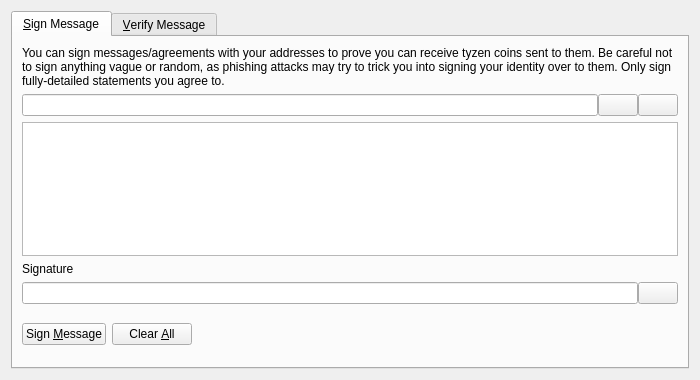
The window that src/qt/forms/signverifymessagedialog.ui (tyzen-tzn/tyzen) describes before a commit, drawn with Qt 5.
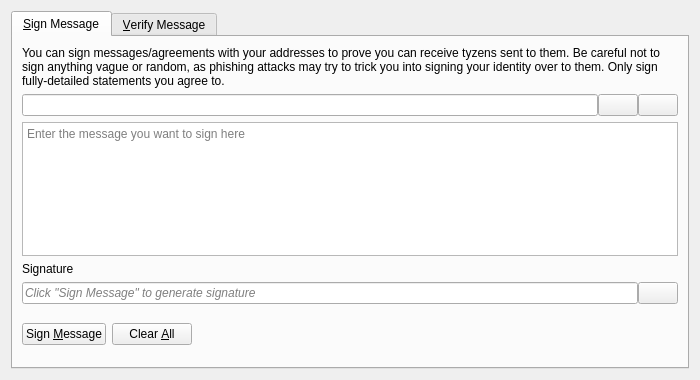
The same window after the commit. Icons and pictures are not drawn. Custom widgets are drawn as their Qt base class.

Patch:
```diff
--- a/src/qt/forms/signverifymessagedialog.ui
+++ b/src/qt/forms/signverifymessagedialog.ui
@@ -30,7 +30,7 @@
        <item>
         <widget class="QLabel" name="infoLabel_SM">
          <property name="text">
-          <string>You can sign messages/agreements with your addresses to prove you can receive tyzen coins sent to them. Be careful not to sign anything vague or random, as phishing attacks may try to trick you into signing your identity over to them. Only sign fully-detailed statements you agree to.</string>
+          <string>You can sign messages/agreements with your addresses to prove you can receive tyzens sent to them. Be careful not to sign anything vague or random, as phishing attacks may try to trick you into signing your identity over to them. Only sign fully-detailed statements you agree to.</string>
          </property>
          <property name="textFormat">
           <enum>Qt::PlainText</enum>
@@ -99,6 +99,9 @@
          <property name="toolTip">
           <string>Enter the message you want to sign here</string>
          </property>
+         <property name="placeholderText">
+          <string>Enter the message you want to sign here</string>
+         </property>
         </widget>
        </item>
        <item>
@@ -118,6 +121,9 @@
          </property>
          <item>
           <widget class="QLineEdit" name="signatureOut_SM">
+           <property name="placeholderText">
+            <string>Click "Sign Message" to generate signature</string>
+           </property>
            <property name="font">
             <font>
              <italic>true</italic>
```
Left out of the diff: 46 changed lines with no effect on the pictures.
